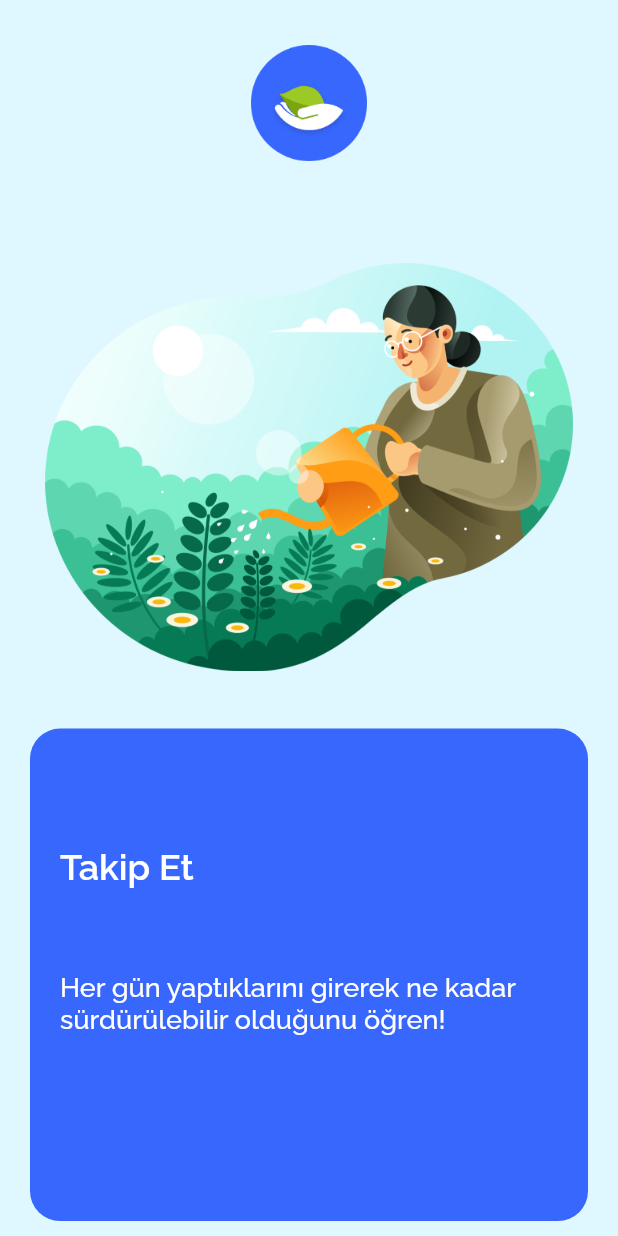
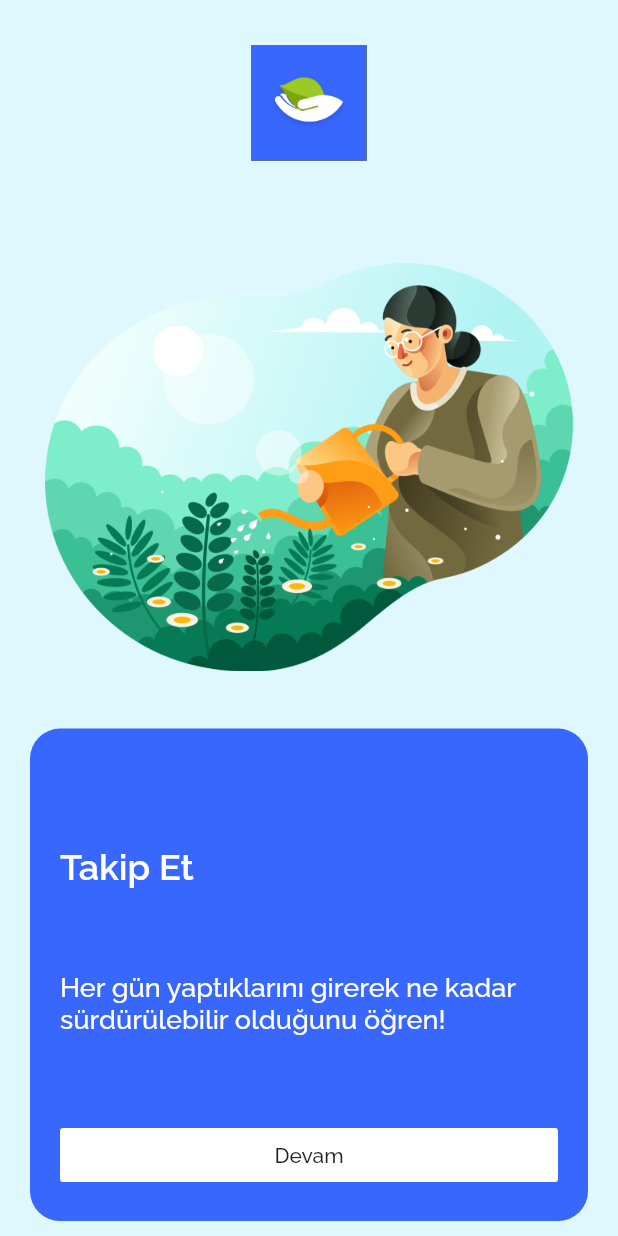
Before and after one commit to enesbiyyik/sustainable-tracker, a Flutter app: the screen it shows after launch, on a phone screen of 412 x 824 dp. Run offline on Flutter 3.47's test engine with Material 2 defaults, Android fonts, the phone set to English and light mode, and no system bars; our stand-ins replace cloud_firestore, firebase_auth, flutter_swiper, google_fonts; accounts and stored records are empty.

Commit message:
son push galiba

```diff
--- a/lib/pages/onBoarding.dart
+++ b/lib/pages/onBoarding.dart
@@ -88,7 +88,10 @@ class _OnBoardingState extends State<OnBoarding> {
                       SizedBox(
                         height: 20,
                       ),
-                      FlatButton(
+                      Container(
+                        width: double.maxFinite,
+                        child: FlatButton(
+                          color: Colors.white,
                           onPressed: () {
                             if (index == 2) {
                               Navigator.pushReplacement(context, new MaterialPageRoute(builder: (context) => SignUp()));
@@ -98,7 +101,8 @@ class _OnBoardingState extends State<OnBoarding> {
                               });
                             }
                           },
-                        child: null,
+                          child: Text("Devam"),
+                        ),
                       ),
                     ],
                   ),
```
Also changed, not shown: assets/logo.png, 20 other files. Lines whose indentation alone changed are shown as unchanged.
